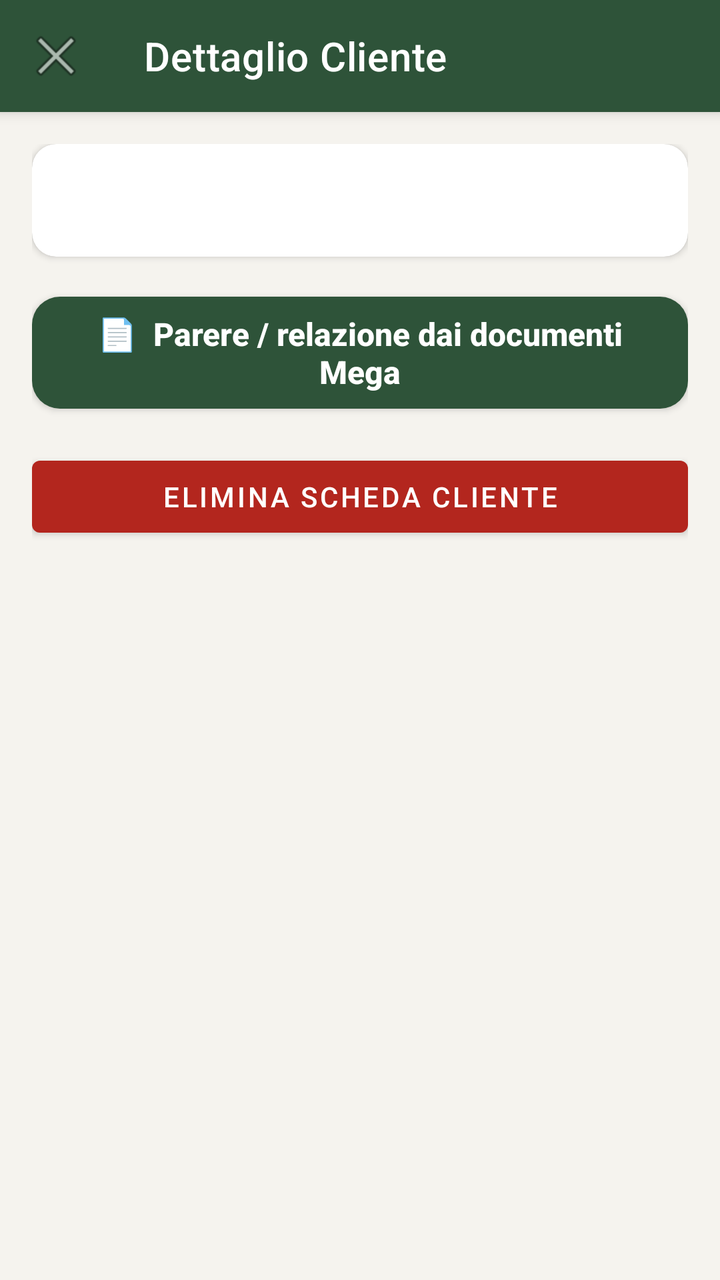
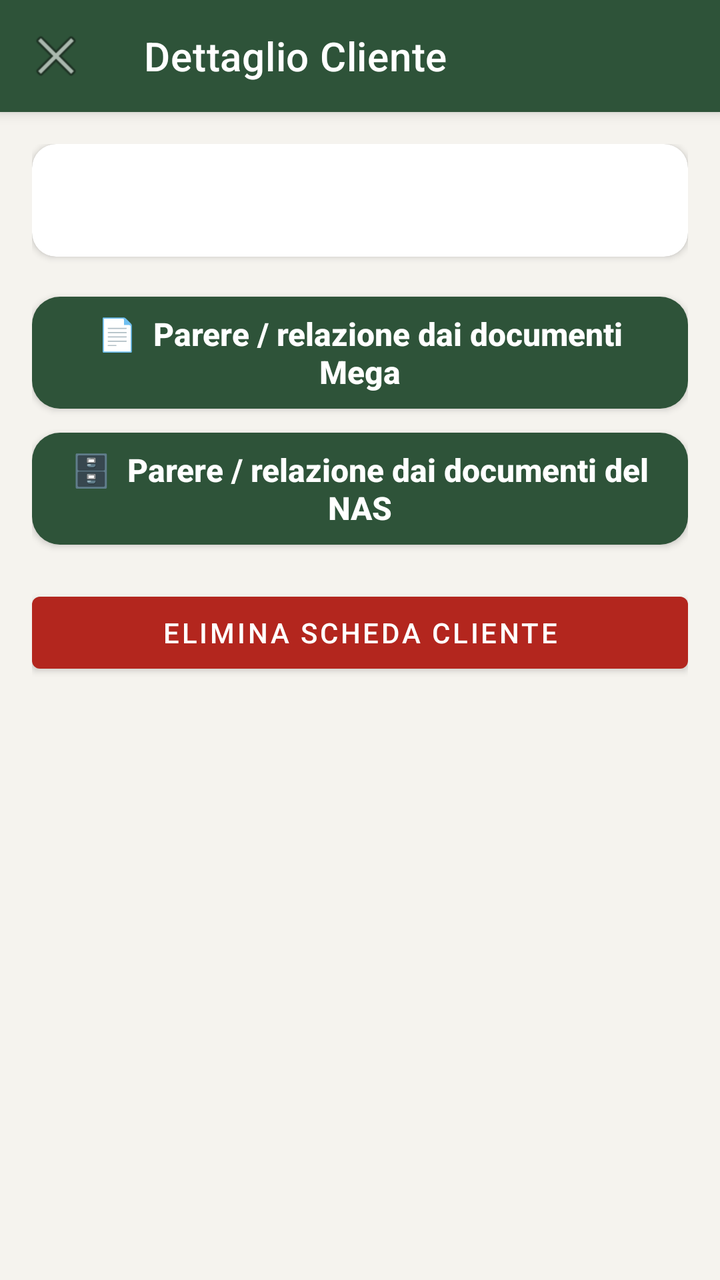

An Android layout rendered at two revisions. The XML below is the earlier revision; the diff shows what the commit changed to produce the second picture.
<!-- AndroidManifest.xml: application theme Theme.SchedaCliente -->
<!-- res/layout/activity_client_detail.xml -->
<?xml version="1.0" encoding="utf-8"?>
<androidx.coordinatorlayout.widget.CoordinatorLayout xmlns:android="http://schemas.android.com/apk/res/android"
    xmlns:app="http://schemas.android.com/apk/res-auto"
    android:layout_width="match_parent"
    android:layout_height="match_parent"
    android:background="@color/background">

    <com.google.android.material.appbar.AppBarLayout
        android:layout_width="match_parent"
        android:layout_height="wrap_content"
        android:background="@color/primary">

        <androidx.appcompat.widget.Toolbar
            android:id="@+id/toolbarDetail"
            android:layout_width="match_parent"
            android:layout_height="?attr/actionBarSize"
            app:title="@string/client_detail_title"
            app:titleTextColor="@android:color/white"
            app:navigationIcon="@android:drawable/ic_menu_close_clear_cancel" />

    </com.google.android.material.appbar.AppBarLayout>

    <androidx.core.widget.NestedScrollView
        android:layout_width="match_parent"
        android:layout_height="match_parent"
        app:layout_behavior="@string/appbar_scrolling_view_behavior">

        <LinearLayout
            android:layout_width="match_parent"
            android:layout_height="wrap_content"
            android:orientation="vertical"
            android:padding="16dp">

            <com.google.android.material.card.MaterialCardView
                android:layout_width="match_parent"
                android:layout_height="wrap_content"
                app:cardCornerRadius="12dp"
                app:cardElevation="2dp"
                app:cardBackgroundColor="@color/card_background">

                <TextView
                    android:id="@+id/tvDettaglioCompleto"
                    android:layout_width="match_parent"
                    android:layout_height="wrap_content"
                    android:padding="18dp"
                    android:textColor="@color/text_primary"
                    android:textSize="15sp"
                    android:lineSpacingExtra="4dp" />

            </com.google.android.material.card.MaterialCardView>

            
            <com.google.android.material.button.MaterialButton
                android:id="@+id/btnParereMega"
                style="@style/PulsanteRuotaPrimario"
                android:layout_marginTop="20dp"
                app:backgroundTint="@color/primary"
                android:text="📄  Parere / relazione dai documenti Mega" />

            <TextView
                android:id="@+id/tvAvvisoMega"
                android:layout_width="match_parent"
                android:layout_height="wrap_content"
                android:layout_marginTop="6dp"
                android:gravity="center"
                android:textSize="13sp"
                android:textColor="#3A4540"
                android:visibility="gone"
                android:text="Per usarlo, modifica la scheda (tieni premuto sul cliente nella lista) e incolla il link della cartella Mega." />

            <com.google.android.material.button.MaterialButton
                android:id="@+id/btnElimina"
                android:layout_width="match_parent"
                android:layout_height="wrap_content"
                android:layout_marginTop="20dp"
                android:text="Elimina scheda cliente"
                app:backgroundTint="#B3261E" />

        </LinearLayout>
    </androidx.core.widget.NestedScrollView>

</androidx.coordinatorlayout.widget.CoordinatorLayout>
<!-- resources referenced by this layout -->
<resources>
  <color name="background">#F5F3EE</color>
  <color name="card_background">#FFFFFF</color>
  <color name="primary">#2E5339</color>
  <color name="text_primary">#2B2B2B</color>
  <string name="client_detail_title">Dettaglio Cliente</string>
  <style name="PulsanteRuotaPrimario" parent="Widget.MaterialComponents.Button">
          <item name="android:layout_width">match_parent</item>
          <item name="android:layout_height">wrap_content</item>
          <item name="android:minHeight">56dp</item>
          <item name="android:insetTop">0dp</item>
          <item name="android:insetBottom">0dp</item>
          <item name="android:letterSpacing">0</item>
          <item name="android:textAllCaps">false</item>
          <item name="android:textSize">16sp</item>
          <item name="android:fontFamily">sans-serif-medium</item>
          <item name="android:textStyle">bold</item>
          <item name="android:textColor">@color/pulsante_ruota_testo</item>
          <item name="backgroundTint">@color/pulsante_ruota_tint</item>
          <item name="cornerRadius">14dp</item>
      </style>
  <style name="Theme.SchedaCliente" parent="Theme.MaterialComponents.Light.NoActionBar">
          <item name="colorPrimary">@color/primary</item>
          <item name="colorPrimaryDark">@color/primary_dark</item>
          <item name="colorAccent">@color/accent</item>
          <item name="android:windowBackground">@color/background</item>
          <item name="android:statusBarColor">@color/primary_dark</item>
          <item name="colorSurface">@color/card_background</item>
          <item name="colorOnSurface">@color/text_primary</item>
          <item name="android:textColorPrimary">@color/text_primary</item>
          <item name="android:textColorSecondary">@color/text_secondary</item>
      </style>
  <color name="primary_dark">#1E3A26</color>
  <color name="accent">#B08642</color>
  <color name="text_secondary">#6B6B6B</color>
</resources>

<!-- the commit's change to res/layout/activity_client_detail.xml (unified diff, before → after) -->
@@ -68,6 +68,14 @@
                 android:visibility="gone"
                 android:text="Per usarlo, modifica la scheda (tieni premuto sul cliente nella lista) e incolla il link della cartella Mega." />
 
+            
+            <com.google.android.material.button.MaterialButton
+                android:id="@+id/btnParereNas"
+                style="@style/PulsanteRuotaPrimario"
+                android:layout_marginTop="12dp"
+                app:backgroundTint="@color/primary"
+                android:text="🗄️  Parere / relazione dai documenti del NAS" />
+
             <com.google.android.material.button.MaterialButton
                 android:id="@+id/btnElimina"
                 android:layout_width="match_parent"
